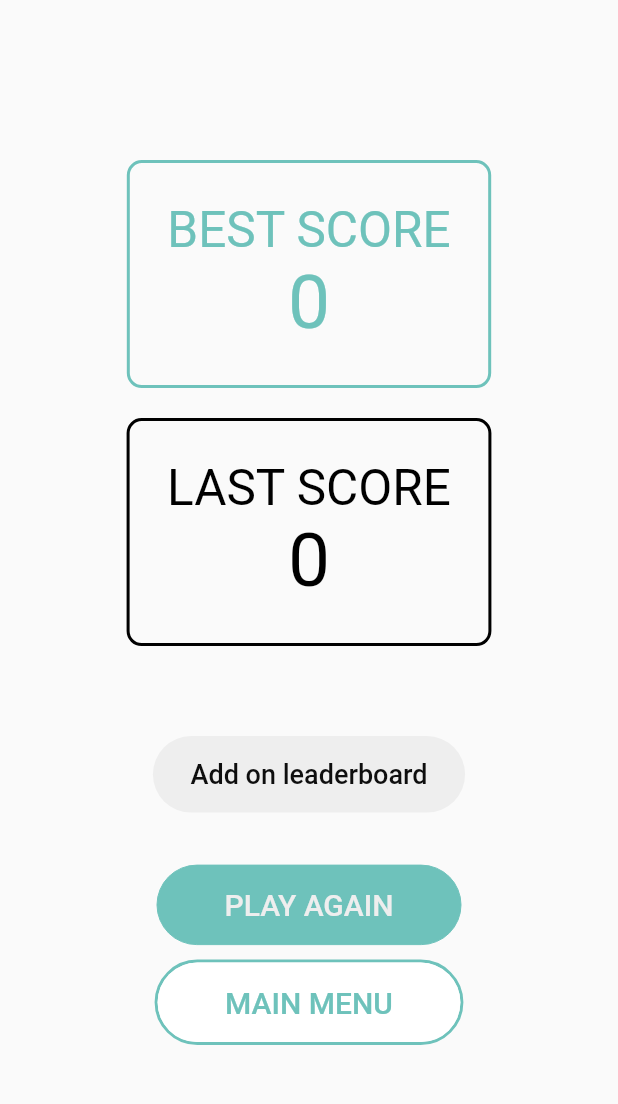
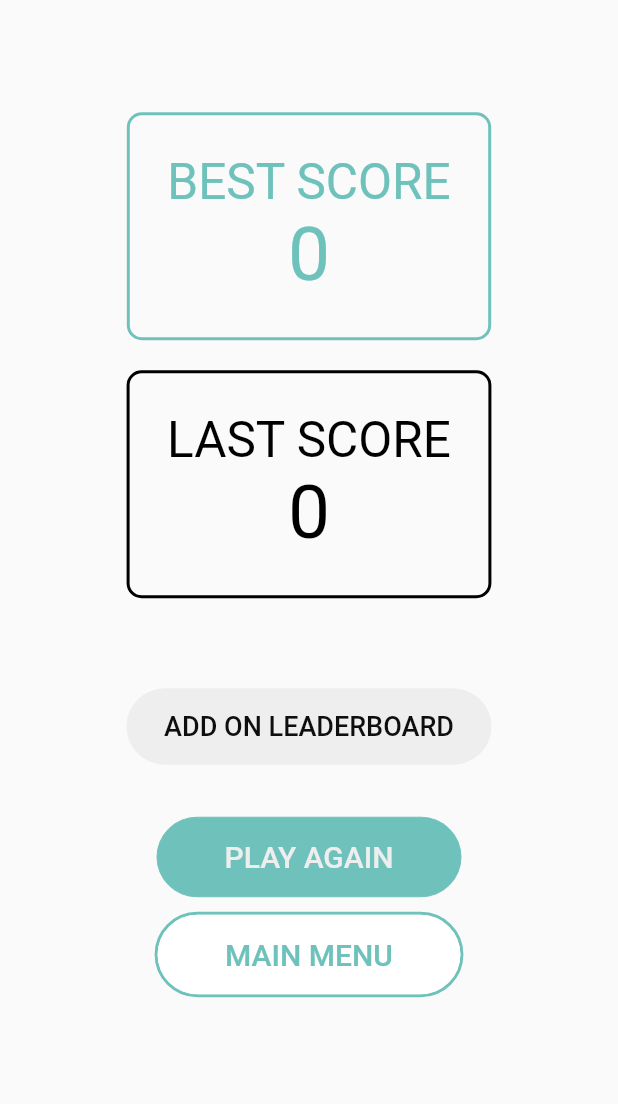
Before and after one commit to Germain-L/WORKSHOP-B1, a Flutter app: the NormalEnd screen opened by its route, on a phone screen of 412 x 824 dp, the part 68-1172 px from its top. Run offline on Flutter 3.47's test engine with Material 2 defaults, Android fonts, the phone set to English and light mode, and no system bars; our stand-ins replace audioplayers, flutter_animation_progress_bar, flutter_svg, line_icons, shared_preferences; missing offline and left inert: simple_gesture_detector; accounts and stored records are empty.

Commit message:
fixed end menu overflow

```diff
--- a/fingSwipeV2/lib/main.dart
+++ b/fingSwipeV2/lib/main.dart
@@ -16,9 +16,6 @@ var ap = new AudioCache(fixedPlayer: audioPlayer);
 
 void main() async {
   WidgetsFlutterBinding.ensureInitialized();
-  // ap.clearCache();
-  // await ap.loop('music/background.mp3', isNotification: false);
-  // await ap.play('music/background.mp3', isNotification: false);
   runApp(
     MultiProvider(
       providers: [
--- a/fingSwipeV2/lib/pages/end_game_page.dart
+++ b/fingSwipeV2/lib/pages/end_game_page.dart
@@ -35,16 +35,19 @@ class _NormalEndState extends State<NormalEnd> {
       });
     }
 
-    return Scaffold(
+    return Container(
+      height: MediaQuery.of(context).size.height,
+      child: Scaffold(
         // resizeToAvoidBottomInset: false,
         appBar: CustomAppBar(),
-      body: SizedBox.expand(
+        body: SingleChildScrollView(
+          scrollDirection: Axis.vertical,
           child: Center(
             child: Column(
               mainAxisAlignment: MainAxisAlignment.center,
               mainAxisSize: MainAxisSize.min,
               children: [
-
+                SizedBox(height: 50),
                 FutureBuilder<int>(
                     future: localScore.getHighScore(),
                     builder: (context, snapshot) {
@@ -53,15 +56,12 @@ class _NormalEndState extends State<NormalEnd> {
                         score: snapshot.data,
                         color: Color(0xff6ec2bb),
                       );
-                }
-              ),
-
+                    }),
                 DisplayedScore(
                   scoreType: 'LAST SCORE',
                   score: game.score,
                   color: Color(0xff000000),
                 ),
-
                 Container(
                   margin: EdgeInsets.only(top: 50.0, bottom: 25.0),
                   child: FlatButton(
@@ -109,24 +109,26 @@ class _NormalEndState extends State<NormalEnd> {
                       );
                     },
                     child: Text(
-                    "Add on leaderboard",
+                      "ADD ON LEADERBOARD",
                       style: TextStyle(fontSize: 18.0),
                     ),
                   ),
                 ),
-
                 EndGameButtons(
                   text: 'PLAY AGAIN',
                   route: 'normalGame',
                   mode: 1,
                 ),
-
                 EndGameButtons(
                   text: 'MAIN MENU',
                   route: 'menu',
                   mode: 2,
                 ),
+                SizedBox(
+                  height: 20,
+                )
               ],
+            ),
           ),
         ),
       ),
--- a/fingSwipeV2/lib/pages/menu_page.dart
+++ b/fingSwipeV2/lib/pages/menu_page.dart
@@ -46,7 +46,10 @@ class MenuPage extends StatelessWidget {
                   ],
                 ),
               ),
-              Align(alignment: Alignment.bottomCenter, child: MenuButtons()),
+              Align(
+                alignment: Alignment.bottomCenter,
+                child: MenuButtons(),
+              ),
             ],
           ),
         ),
```
Lines whose indentation alone changed are shown as unchanged.
